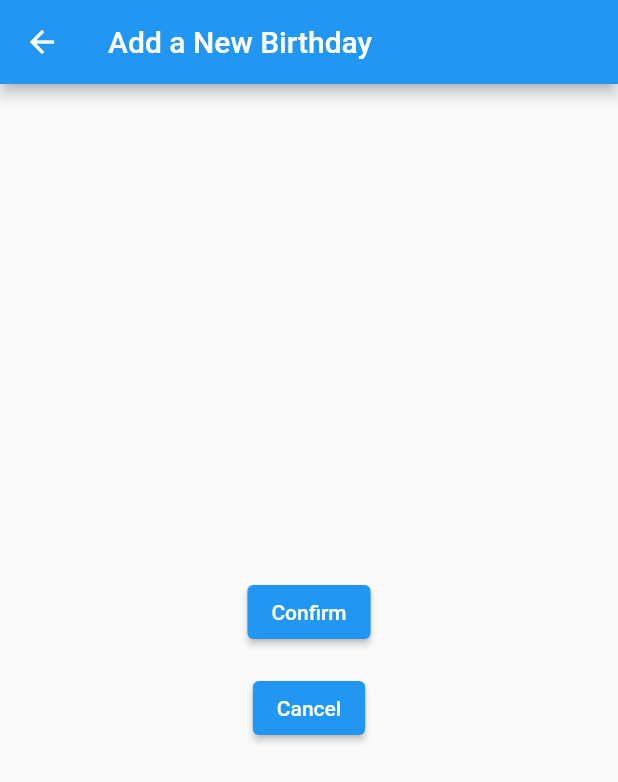
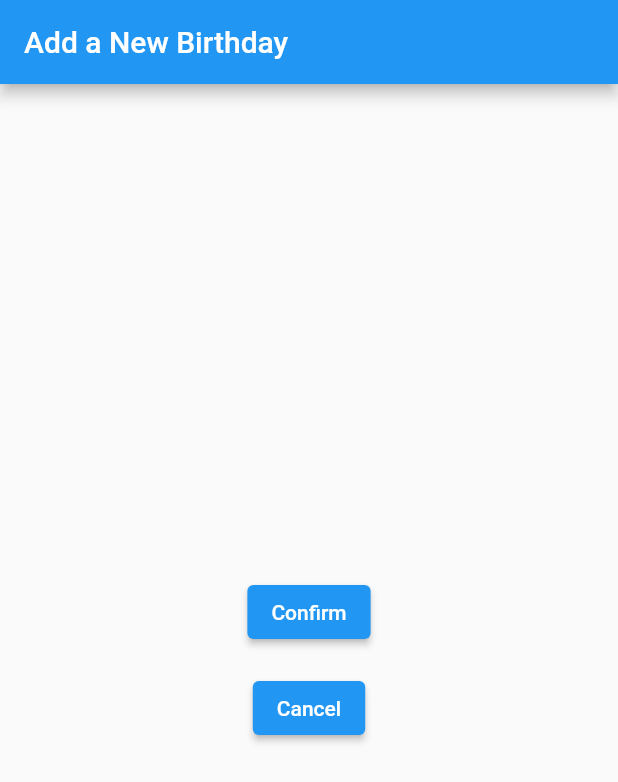
Before and after one commit to matt0681/Birthday-Reminder-App, a Flutter app: the user_input_page screen opened directly, on a phone screen of 412 x 824 dp. Shown: the top 782 px of the screen. Run offline on Flutter 3.47's test engine with Material 2 defaults, Android fonts, the light colour scheme and no system bars; our stand-ins replace shared_preferences; accounts and stored records are empty.

Commit message:
Removed the back button on the appbar of the user input page.

```diff
--- a/lib/user_input_page.dart
+++ b/lib/user_input_page.dart
@@ -12,7 +12,10 @@ class user_input_page extends StatelessWidget {
   @override
   Widget build(BuildContext context) {
     return Scaffold(
-      appBar: AppBar(title: const Text("Add a New Birthday")),
+      appBar: AppBar(
+        title: const Text("Add a New Birthday"),
+        automaticallyImplyLeading: false,
+      ),
       body: Center(
         child: Column(
           mainAxisAlignment: MainAxisAlignment.center,
```
